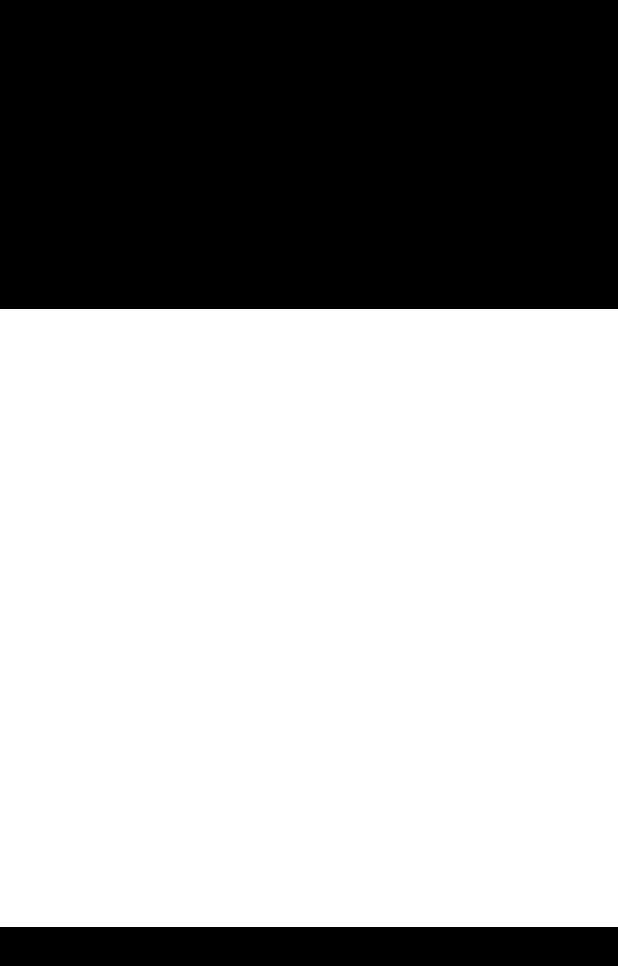
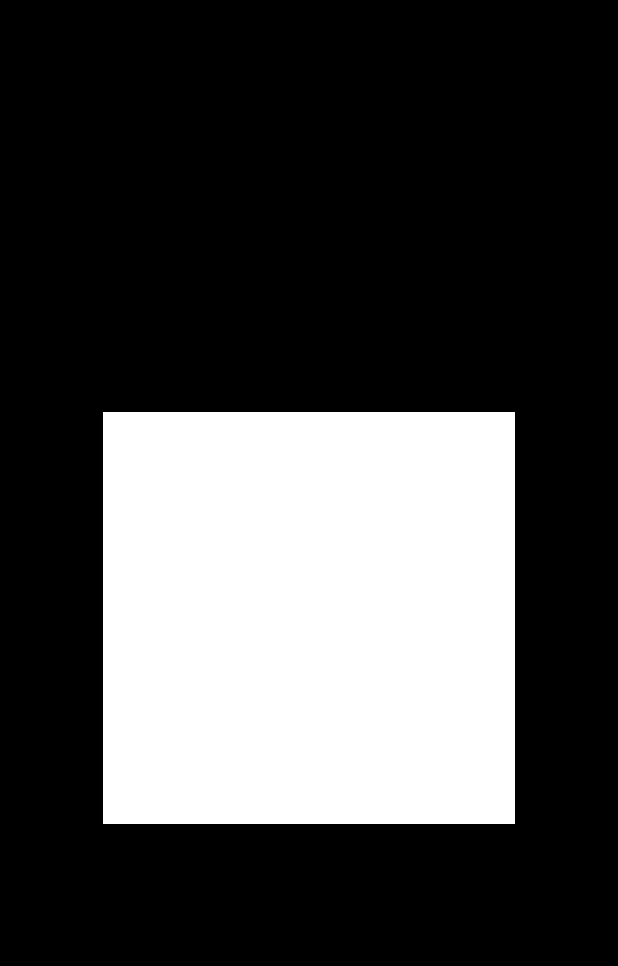
Before and after one commit to JAICHANGPARK/flutter_notebook_8th_story, a Flutter app: the screen it shows after launch, on a phone screen of 412 x 824 dp. Shown: the top 966 px of the screen. Run offline on Flutter 3.47's test engine with Material 2 defaults, Android fonts, the phone set to English and light mode, and no system bars; our stand-ins replace badges, flutter_hooks, google_fonts, hooks_riverpod, state_notifier.

Commit message:
Update banking_app.dart

```diff
--- a/lib/ep594_banking_app/banking_app.dart
+++ b/lib/ep594_banking_app/banking_app.dart
@@ -18,7 +18,8 @@ class BankingCardPage extends StatelessWidget {
       backgroundColor: Colors.black,
       body: Center(
         child: Container(
-          height: MediaQuery.of(context).size.height / 2,
+          height: MediaQuery.of(context).size.height / 3,
+          width: MediaQuery.of(context).size.width / 1.5,
           decoration: BoxDecoration(
             color: Colors.white
           ),
```
